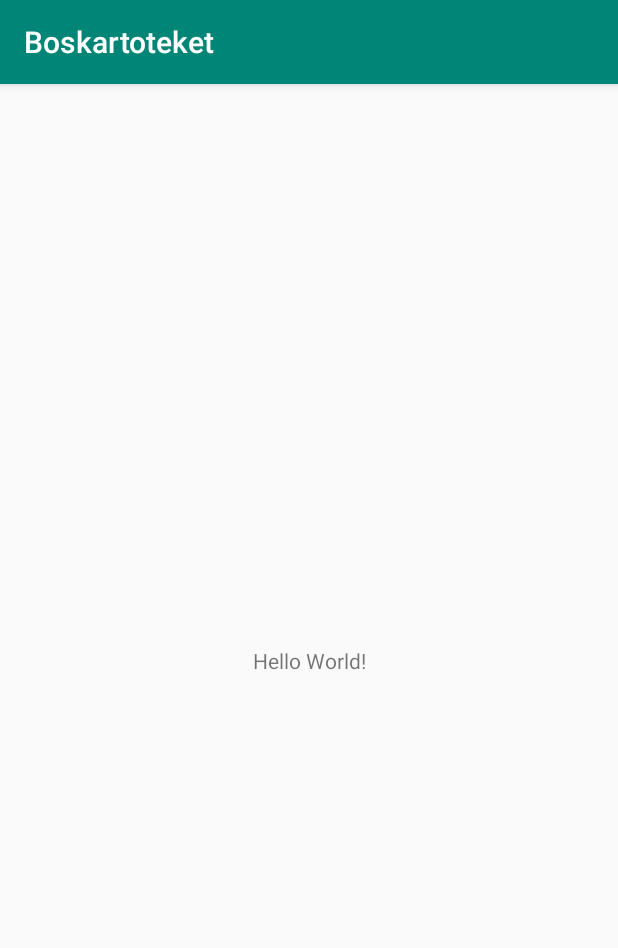
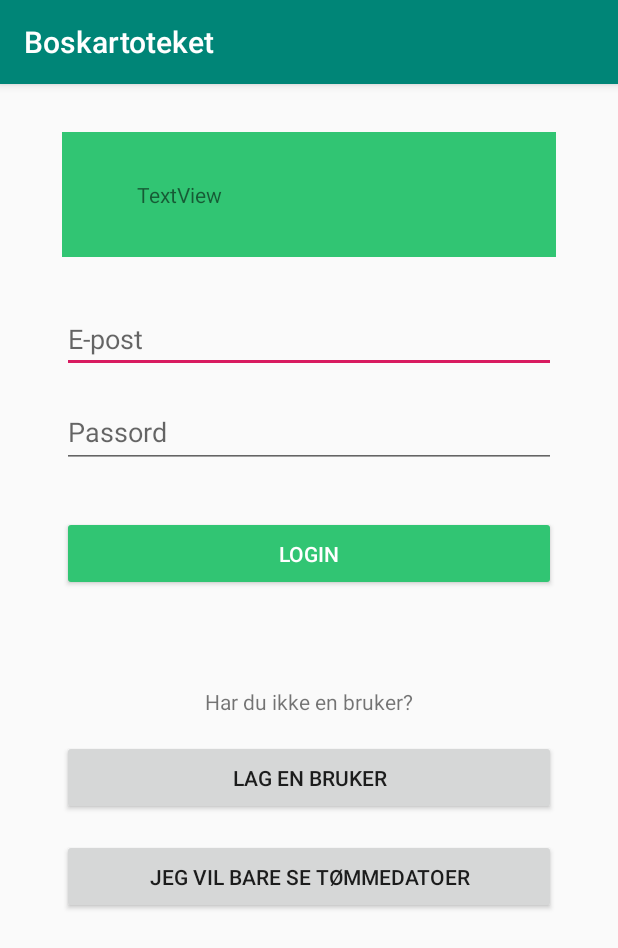
Before and after one commit to SimWer/Obligatorisk-6120-Mobile-Enheter, an Android app: the screen it shows after launch (MainActivity), on a phone screen of 412 x 824 dp. Shown: the top 948 px of the screen. Run offline under Robolectric (Android 15) with nearby library versions, the phone set to English and light mode, and no system bars.

Commit message:
Prototype login screen

```diff
--- a/app/build.gradle
+++ b/app/build.gradle
@@ -26,4 +26,5 @@ dependencies {
     testImplementation 'junit:junit:4.12'
     androidTestImplementation 'androidx.test:runner:1.1.1'
     androidTestImplementation 'androidx.test.espresso:espresso-core:3.1.1'
+    implementation 'androidx.cardview:cardview:1.0.0'
 }
--- a/app/src/main/res/layout/activity_main.xml
+++ b/app/src/main/res/layout/activity_main.xml
@@ -6,13 +6,99 @@
     android:layout_height="match_parent"
     tools:context=".MainActivity">
 
+    <EditText
+        android:id="@+id/email_input"
+        android:layout_width="@dimen/boxWidth"
+        android:layout_height="wrap_content"
+        android:layout_marginStart="32dp"
+        android:layout_marginTop="32dp"
+        android:layout_marginEnd="32dp"
+        android:autofillHints="email"
+        android:ems="10"
+        android:hint="@string/username_hint"
+        android:inputType="textEmailAddress"
+        app:layout_constraintEnd_toEndOf="parent"
+        app:layout_constraintStart_toStartOf="parent"
+        app:layout_constraintTop_toBottomOf="@+id/title_text" />
+
+    <Button
+        android:id="@+id/login_button"
+        android:layout_width="@dimen/boxWidth"
+        android:layout_height="@dimen/button_height"
+        android:layout_marginStart="32dp"
+        android:layout_marginTop="32dp"
+        android:layout_marginEnd="32dp"
+        android:backgroundTint="@color/boskartoteketPrimary"
+        android:text="@string/login_button_text"
+        android:textColor="@android:color/primary_text_dark"
+        app:layout_constraintEnd_toEndOf="parent"
+        app:layout_constraintStart_toStartOf="parent"
+        app:layout_constraintTop_toBottomOf="@+id/password_input" />
+
+    <EditText
+        android:id="@+id/password_input"
+        android:layout_width="@dimen/boxWidth"
+        android:layout_height="47dp"
+        android:layout_marginStart="32dp"
+        android:layout_marginTop="16dp"
+        android:layout_marginEnd="32dp"
+        android:autofillHints="password"
+        android:ems="10"
+        android:hint="@string/password_hint"
+        android:inputType="textPassword"
+        app:layout_constraintEnd_toEndOf="parent"
+        app:layout_constraintStart_toStartOf="parent"
+        app:layout_constraintTop_toBottomOf="@+id/email_input" />
+
     <TextView
+        android:id="@+id/title_text"
+        android:layout_width="@dimen/boxWidth"
+        android:layout_height="wrap_content"
+        android:layout_marginStart="32dp"
+        android:layout_marginTop="32dp"
+        android:layout_marginEnd="32dp"
+        android:background="@color/boskartoteketPrimary"
+        android:paddingHorizontal="50dp"
+        android:paddingVertical="32dp"
+        android:text="TextView"
+        app:layout_constraintEnd_toEndOf="parent"
+        app:layout_constraintStart_toStartOf="parent"
+        app:layout_constraintTop_toTopOf="parent" />
+
+    <TextView
+        android:id="@+id/question_label"
         android:layout_width="wrap_content"
         android:layout_height="wrap_content"
-        android:text="Hello World!"
-        app:layout_constraintBottom_toBottomOf="parent"
-        app:layout_constraintLeft_toLeftOf="parent"
-        app:layout_constraintRight_toRightOf="parent"
-        app:layout_constraintTop_toTopOf="parent" />
+        android:layout_marginStart="32dp"
+        android:layout_marginTop="64dp"
+        android:layout_marginEnd="32dp"
+        android:text="@string/har_du_ikke_en_bruker"
+        app:layout_constraintEnd_toEndOf="parent"
+        app:layout_constraintStart_toStartOf="parent"
+        app:layout_constraintTop_toBottomOf="@+id/login_button" />
+
+    <Button
+        android:id="@+id/make_user_button"
+        android:layout_width="@dimen/boxWidth"
+        android:layout_height="@dimen/button_height"
+        android:layout_marginStart="32dp"
+        android:layout_marginTop="16dp"
+        android:layout_marginEnd="32dp"
+        android:text="@string/make_user"
+        app:layout_constraintEnd_toEndOf="parent"
+        app:layout_constraintStart_toStartOf="parent"
+        app:layout_constraintTop_toBottomOf="@+id/question_label" />
+
+    <Button
+        android:id="@+id/show_dates_button"
+        android:layout_width="@dimen/boxWidth"
+        android:layout_height="@dimen/button_height"
+        android:layout_marginStart="32dp"
+        android:layout_marginTop="16dp"
+        android:layout_marginEnd="32dp"
+        android:text="@string/only_show_dates"
+        app:layout_constraintEnd_toEndOf="parent"
+        app:layout_constraintStart_toStartOf="parent"
+        app:layout_constraintTop_toBottomOf="@+id/make_user_button" />
 
 </androidx.constraintlayout.widget.ConstraintLayout>
--- /dev/null
+++ b/app/src/main/res/values/dimens.xml
@@ -0,0 +1,5 @@
+<?xml version="1.0" encoding="utf-8"?>
+<resources>
+    <dimen name="button_height">50dp</dimen>
+    <dimen name="boxWidth">329dp</dimen>
+</resources>
--- a/app/src/main/res/values/strings.xml
+++ b/app/src/main/res/values/strings.xml
@@ -1,3 +1,9 @@
 <resources>
     <string name="app_name">Boskartoteket</string>
+    <string name="login_button_text">Login</string>
+    <string name="har_du_ikke_en_bruker">Har du ikke en bruker?</string>
+    <string name="make_user">Lag en bruker</string>
+    <string name="only_show_dates">Jeg vil bare se tømmedatoer</string>
+    <string name="username_hint">E-post</string>
+    <string name="password_hint">Passord</string>
 </resources>
```
